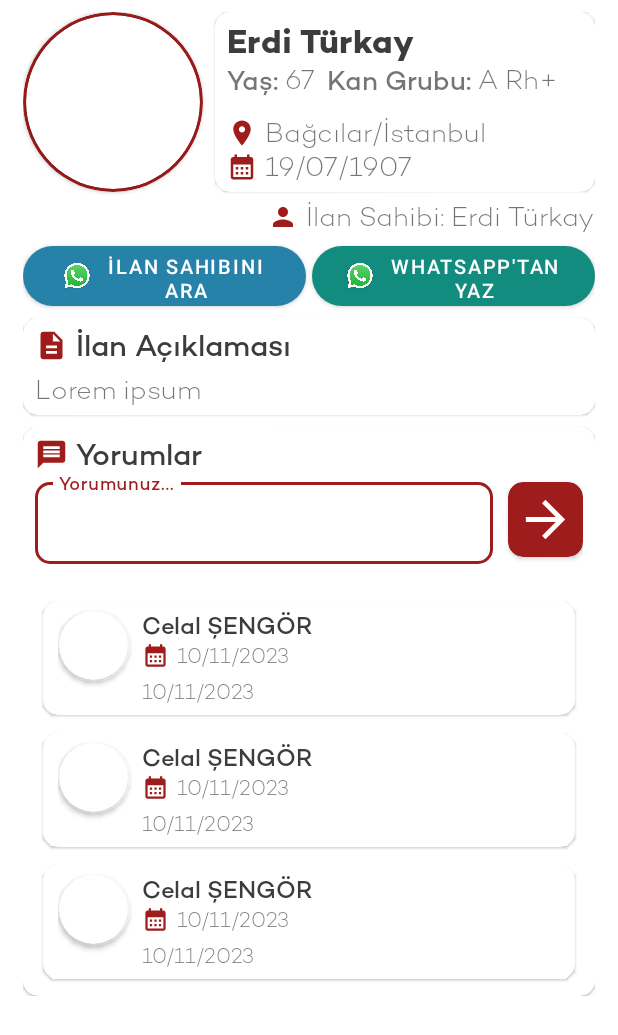
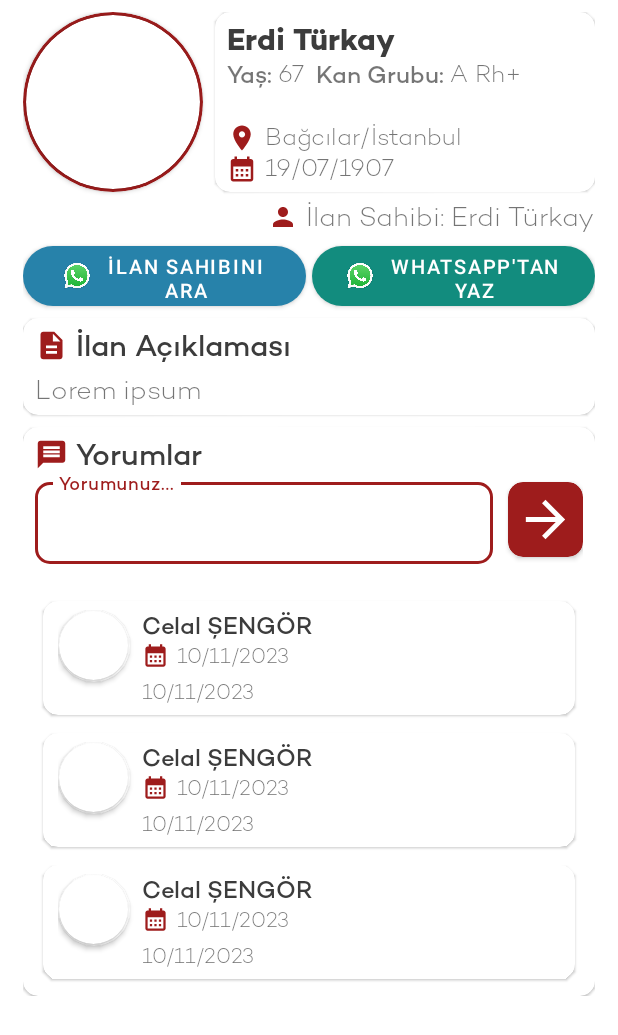
Before and after one commit to ErdiTurkay/blood-donor, an Android app: the layout fragment_post_detail.xml on its own in the app's theme, with its tools: preview values and no code run, on a phone screen of 412 x 824 dp. Shown: the top 1035 px of the screen. Run offline under Robolectric (Android 15) with nearby library versions, the phone set to English and light mode, and no system bars.

Commit message:
İyileştirmeler yapıldı.

```diff
--- a/app/src/main/java/com/example/blooddonor/utils/APIConstants.kt
+++ b/app/src/main/java/com/example/blooddonor/utils/APIConstants.kt
@@ -2,7 +2,7 @@ package com.example.blooddonor.utils
 
 object APIConstants {
     const val BASE_URL = "http://10.0.2.2:8080/"
-    //const val BASE_URL = "http://blooddonor.com.tr/"
+    // const val BASE_URL = "http://blooddonor.com.tr/"
     const val LOGIN_URL = "auth/login"
     const val REGISTER_URL = "auth/signup"
     const val UPDATE_PASSWORD_URL = "user/password"
--- a/app/src/main/res/layout/fragment_create_new_post.xml
+++ b/app/src/main/res/layout/fragment_create_new_post.xml
@@ -44,6 +44,7 @@
                     android:layout_width="match_parent"
                     android:layout_height="wrap_content"
                     android:fontFamily="@font/campton"
+                    android:inputType="text"
                     android:maxLength="35" />
 
                 <TextView
@@ -75,6 +76,7 @@
                     android:layout_width="match_parent"
                     android:layout_height="wrap_content"
                     android:fontFamily="@font/campton"
+                    android:inputType="text"
                     android:maxLength="35" />
 
                 <TextView
--- a/app/src/main/res/layout/fragment_post_detail.xml
+++ b/app/src/main/res/layout/fragment_post_detail.xml
@@ -76,7 +76,7 @@
                         android:layout_height="wrap_content"
                         android:fontFamily="@font/campton_bold"
                         android:textColor="@color/title_gray"
-                        android:textSize="22sp"
+                        android:textSize="20sp"
                         app:layout_constraintStart_toStartOf="parent"
                         app:layout_constraintTop_toTopOf="parent"
                         tools:text="Erdi Türkay" />
@@ -87,7 +87,7 @@
                         android:layout_height="wrap_content"
                         android:fontFamily="@font/campton"
                         android:text="@string/post_detail_age"
-                        android:textSize="18sp"
+                        android:textSize="16sp"
                         app:layout_constraintStart_toStartOf="@id/full_name"
                         app:layout_constraintTop_toBottomOf="@id/full_name" />
 
@@ -96,7 +96,7 @@
                         android:layout_width="wrap_content"
                         android:layout_height="wrap_content"
                         android:fontFamily="@font/campton_light"
-                        android:textSize="18sp"
+                        android:textSize="16sp"
                         app:layout_constraintStart_toEndOf="@id/label_age"
                         app:layout_constraintTop_toBottomOf="@id/full_name"
                         tools:text="67" />
@@ -108,7 +108,7 @@
                         android:layout_marginStart="7dp"
                         android:fontFamily="@font/campton"
                         android:text="@string/post_detail_blood_type"
-                        android:textSize="18sp"
+                        android:textSize="16sp"
                         app:layout_constraintStart_toEndOf="@id/age"
                         app:layout_constraintTop_toBottomOf="@id/full_name" />
 
@@ -117,7 +117,7 @@
                         android:layout_width="wrap_content"
                         android:layout_height="wrap_content"
                         android:fontFamily="@font/campton_light"
-                        android:textSize="18sp"
+                        android:textSize="16sp"
                         app:layout_constraintStart_toEndOf="@id/label_blood_group"
                         app:layout_constraintTop_toBottomOf="@id/full_name"
                         tools:text="A Rh+" />
@@ -138,7 +138,7 @@
                         android:layout_height="wrap_content"
                         android:layout_marginStart="5dp"
                         android:fontFamily="@font/campton_light"
-                        android:textSize="18sp"
+                        android:textSize="16sp"
                         app:layout_constraintBottom_toTopOf="@id/date"
                         app:layout_constraintStart_toEndOf="@id/ic_location"
                         tools:text="Bağcılar/İstanbul" />
@@ -159,7 +159,7 @@
                         android:layout_height="wrap_content"
                         android:layout_marginStart="5dp"
                         android:fontFamily="@font/campton_light"
-                        android:textSize="18sp"
+                        android:textSize="16sp"
                         app:layout_constraintBottom_toBottomOf="parent"
                         app:layout_constraintStart_toEndOf="@id/ic_date"
                         tools:text="19/07/1907" />
```
Also changed, not shown: app/src/main/java/com/example/blooddonor/feature/auth/register/RegisterFragment.kt (+20 -19 lines), app/src/main/java/com/example/blooddonor/feature/postdetail/PostDetailFragment.kt (+7 -8 lines), app/src/main/java/com/example/blooddonor/utils/ExtensionFunctions.kt (+9 -0 lines).
